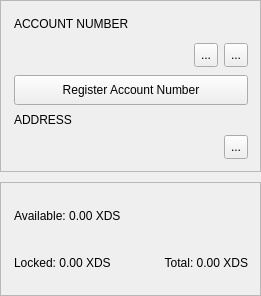
Old version of the form src/gui/ui/accountframe.ui in the repository discretecoin/discrete-wallet.
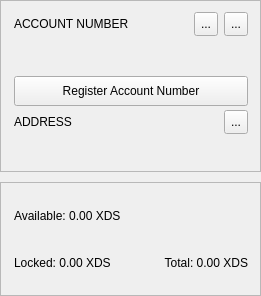
New version of the form. Icons and pictures are not drawn.

Commit message: Move copy and QR buttons up to the label rows in account frame

What changed in the file:
```diff
--- a/src/gui/ui/accountframe.ui
+++ b/src/gui/ui/accountframe.ui
@@ -81,45 +81,30 @@
        <number>12</number>
       </property>
       <item>
-       <widget class="QLabel" name="m_accountNumberTitleLabel">
-        <property name="text">
-         <string>ACCOUNT NUMBER</string>
-        </property>
-       </widget>
-      </item>
-      <item>
-       <layout class="QHBoxLayout" name="accountNumberLayout">
+       <layout class="QHBoxLayout" name="accountNumberTitleLayout">
         <property name="spacing">
          <number>6</number>
         </property>
         <item>
-         <widget class="QLabel" name="m_accountNumberLabel">
-          <property name="sizePolicy">
-           <sizepolicy hsizetype="Ignored" vsizetype="Preferred">
-            <horstretch>0</horstretch>
-            <verstretch>0</verstretch>
-           </sizepolicy>
-          </property>
-          <property name="minimumSize">
-           <size>
-            <width>0</width>
-            <height>32</height>
-           </size>
-          </property>
-          <property name="cursor">
-           <cursorShape>IBeamCursor</cursorShape>
-          </property>
+         <widget class="QLabel" name="m_accountNumberTitleLabel">
           <property name="text">
-           <string/>
-          </property>
-          <property name="alignment">
-           <set>Qt::AlignmentFlag::AlignLeading|Qt::AlignmentFlag::AlignLeft|Qt::AlignmentFlag::AlignVCenter</set>
-          </property>
-          <property name="textInteractionFlags">
-           <set>Qt::TextInteractionFlag::TextSelectableByKeyboard|Qt::TextInteractionFlag::TextSelectableByMouse</set>
+           <string>ACCOUNT NUMBER</string>
           </property>
          </widget>
         </item>
+        <item>
+         <spacer name="accountNumberTitleSpacer">
+          <property name="orientation">
+           <enum>Qt::Orientation::Horizontal</enum>
+          </property>
+          <property name="sizeHint" stdset="0">
+           <size>
+            <width>10</width>
+            <height>20</height>
+           </size>
+          </property>
+         </spacer>
+        </item>
         <item>
          <widget class="QToolButton" name="m_copyAccountNumberButton">
           <property name="minimumSize">
@@ -174,6 +159,34 @@
         </item>
        </layout>
       </item>
+      <item>
+       <widget class="QLabel" name="m_accountNumberLabel">
+        <property name="sizePolicy">
+         <sizepolicy hsizetype="Ignored" vsizetype="Preferred">
+          <horstretch>0</horstretch>
+          <verstretch>0</verstretch>
+         </sizepolicy>
+        </property>
+        <property name="minimumSize">
+         <size>
+          <width>0</width>
+          <height>32</height>
+         </size>
+        </property>
+        <property name="cursor">
+         <cursorShape>IBeamCursor</cursorShape>
+        </property>
+        <property name="text">
+         <string/>
+        </property>
+        <property name="alignment">
+         <set>Qt::AlignmentFlag::AlignLeading|Qt::AlignmentFlag::AlignLeft|Qt::AlignmentFlag::AlignVCenter</set>
+        </property>
+        <property name="textInteractionFlags">
+         <set>Qt::TextInteractionFlag::TextSelectableByKeyboard|Qt::TextInteractionFlag::TextSelectableByMouse</set>
+        </property>
+       </widget>
+      </item>
       <item>
        <widget class="QPushButton" name="m_registerAccountButton">
         <property name="minimumSize">
@@ -191,42 +204,30 @@
        </widget>
       </item>
       <item>
-       <widget class="QLabel" name="label">
-        <property name="text">
-         <string>ADDRESS</string>
-        </property>
-       </widget>
-      </item>
-      <item>
-       <layout class="QHBoxLayout" name="addressLayout">
+       <layout class="QHBoxLayout" name="addressTitleLayout">
         <property name="spacing">
          <number>6</number>
         </property>
         <item>
-         <widget class="QLabel" name="m_addressLabel">
-          <property name="sizePolicy">
-           <sizepolicy hsizetype="Ignored" vsizetype="Preferred">
-            <horstretch>0</horstretch>
-            <verstretch>0</verstretch>
-           </sizepolicy>
-          </property>
-          <property name="cursor">
-           <cursorShape>IBeamCursor</cursorShape>
-          </property>
-          <property name="toolTip">
-           <string>Your receiving address</string>
-          </property>
+         <widget class="QLabel" name="label">
           <property name="text">
-           <string/>
-          </property>
-          <property name="alignment">
-           <set>Qt::AlignmentFlag::AlignLeading|Qt::AlignmentFlag::AlignLeft|Qt::AlignmentFlag::AlignVCenter</set>
-          </property>
-          <property name="textInteractionFlags">
-           <set>Qt::TextInteractionFlag::TextSelectableByKeyboard|Qt::TextInteractionFlag::TextSelectableByMouse</set>
+           <string>ADDRESS</string>
           </property>
          </widget>
         </item>
+        <item>
+         <spacer name="addressTitleSpacer">
+          <property name="orientation">
+           <enum>Qt::Orientation::Horizontal</enum>
+          </property>
+          <property name="sizeHint" stdset="0">
+           <size>
+            <width>10</width>
+            <height>20</height>
+           </size>
+          </property>
+         </spacer>
+        </item>
         <item>
          <widget class="QToolButton" name="m_copyButton">
           <property name="minimumSize">
@@ -255,6 +256,31 @@
         </item>
        </layout>
       </item>
+      <item>
+       <widget class="QLabel" name="m_addressLabel">
+        <property name="sizePolicy">
+         <sizepolicy hsizetype="Ignored" vsizetype="Preferred">
+          <horstretch>0</horstretch>
+          <verstretch>0</verstretch>
+         </sizepolicy>
+        </property>
+        <property name="cursor">
+         <cursorShape>IBeamCursor</cursorShape>
+        </property>
+        <property name="toolTip">
+         <string>Your receiving address</string>
+        </property>
+        <property name="text">
+         <string/>
+        </property>
+        <property name="alignment">
+         <set>Qt::AlignmentFlag::AlignLeading|Qt::AlignmentFlag::AlignLeft|Qt::AlignmentFlag::AlignVCenter</set>
+        </property>
+        <property name="textInteractionFlags">
+         <set>Qt::TextInteractionFlag::TextSelectableByKeyboard|Qt::TextInteractionFlag::TextSelectableByMouse</set>
+        </property>
+       </widget>
+      </item>
      </layout>
     </widget>
    </item>
```
